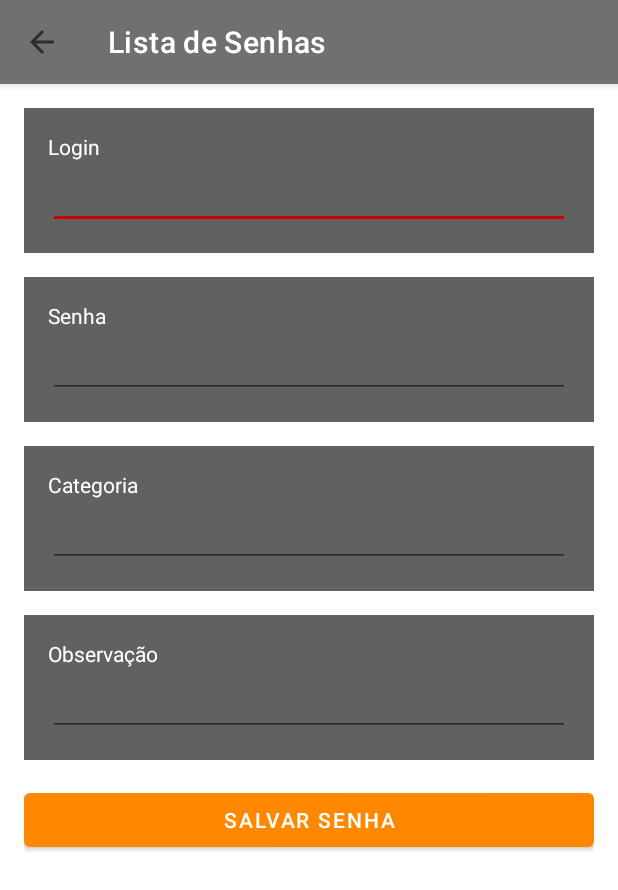
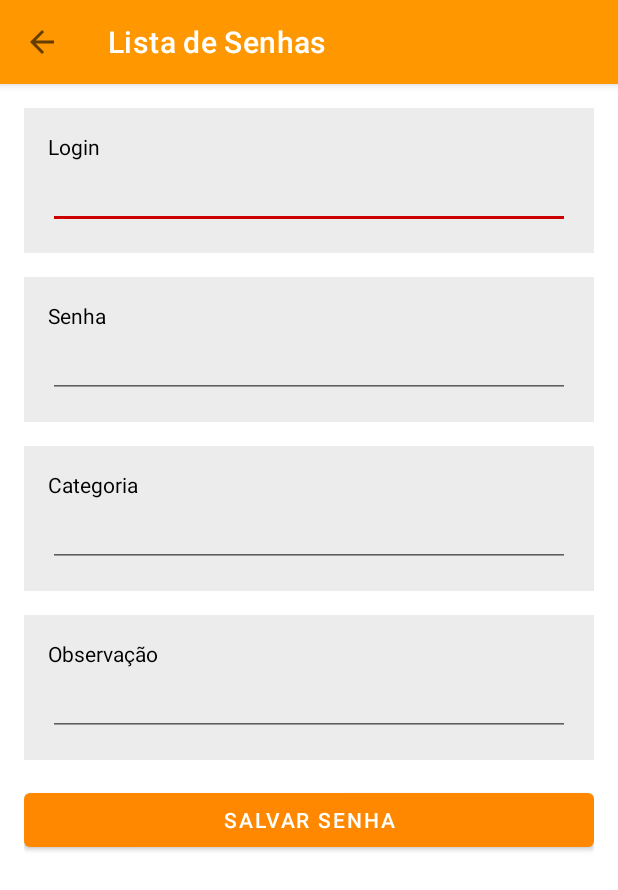
Before and after one commit to dariosalles/dio_kotlin_minhassenhas, an Android app: the SenhaActivity screen opened directly, with no data from a screen before it, on a phone screen of 412 x 824 dp. Shown: the top 890 px of the screen. Run offline under Robolectric (Android 15) with nearby library versions, the phone set to English and light mode, and no system bars.

Commit message:
Listagem Cadastro e Busca de Senha

```diff
--- a/app/build.gradle
+++ b/app/build.gradle
@@ -39,7 +39,9 @@ dependencies {
     implementation 'androidx.core:core-ktx:1.3.2'
     implementation 'androidx.appcompat:appcompat:1.2.0'
     implementation 'com.google.android.material:material:1.3.0'
+    implementation 'androidx.core:core-ktx:1.3.2'
     implementation 'androidx.constraintlayout:constraintlayout:2.0.4'
+    implementation "androidx.recyclerview:recyclerview:1.1.0"
     implementation 'com.google.code.gson:gson:2.8.6'
     testImplementation 'junit:junit:4.+'
     androidTestImplementation 'androidx.test.ext:junit:1.1.2'
--- a/app/src/main/AndroidManifest.xml
+++ b/app/src/main/AndroidManifest.xml
@@ -3,18 +3,18 @@
     package="com.dsxweb.minhassenhas">
 
     <application
+        android:name=".application.SenhasApplication"
         android:allowBackup="true"
         android:icon="@mipmap/ic_launcher"
         android:label="@string/app_name"
         android:roundIcon="@mipmap/ic_launcher_round"
         android:supportsRtl="true"
         android:theme="@style/Theme.MinhasSenhas">
-        <activity android:name=".feature.listadesenhas.CadastroActivity"></activity>
         <activity android:name=".feature.listadesenhas.UserActivity" />
-        <activity android:name=".feature.listadesenhas.SenhasActivity" />
+        <activity android:name=".feature.listadesenhas.SenhasActivity"/>
         <activity android:name=".feature.senha.SenhaActivity"/>
         <activity android:name=".feature.listadesenhas.SenhasDetail" />
-        <activity android:name=".MainActivity">
+        <activity android:name=".feature.listadesenhas.MainActivity">
             <intent-filter>
                 <action android:name="android.intent.action.MAIN" />
 
--- a/app/src/main/java/com/dsxweb/minhassenhas/application/SenhasAplication.kt
+++ b/app/src/main/java/com/dsxweb/minhassenhas/application/SenhasApplication.kt
@@ -3,14 +3,14 @@ package com.dsxweb.minhassenhas.application
 import android.app.Application
 import com.dsxweb.minhassenhas.helpers.HelperDB
 
-class SenhasAplication : Application() {
+class SenhasApplication : Application() {
 
     var helperDB: HelperDB? = null
         private set //bloqueado para set externos, somente get aceito
 
     // SINGLETON
     companion object{
-        lateinit var instance: SenhasAplication
+        lateinit var instance: SenhasApplication
     }
 
     override fun onCreate() {
--- a/app/src/main/java/com/dsxweb/minhassenhas/bases/BaseActivity.kt
+++ b/app/src/main/java/com/dsxweb/minhassenhas/bases/BaseActivity.kt
@@ -2,15 +2,22 @@ package com.dsxweb.minhassenhas.bases
 
 import android.R
 import android.view.MenuItem
+import android.widget.Toast
 import androidx.appcompat.app.AppCompatActivity
 import androidx.appcompat.widget.Toolbar
 
 
 open class BaseActivity : AppCompatActivity(){
-    protected fun setupToolBar(toolBar: Toolbar, title: String, navgationBack: Boolean) {
+
+    protected fun setupToolBar(toolBar: Toolbar, title: String, navigationBack: Boolean) {
         toolBar.title = title
         setSupportActionBar(toolBar)
-        supportActionBar?.setDisplayHomeAsUpEnabled(navgationBack)
+        supportActionBar?.setDisplayHomeAsUpEnabled(navigationBack)
+    }
+
+    // funcao de mensagens TOAST
+    protected fun showToast(message: String){
+        Toast.makeText(this, message, Toast.LENGTH_SHORT).show()
     }
 
     override fun onOptionsItemSelected(item: MenuItem): Boolean {
--- a/app/src/main/java/com/dsxweb/minhassenhas/feature/listadesenhas/model/Password.kt
+++ b/app/src/main/java/com/dsxweb/minhassenhas/feature/listadesenhas/model/Password.kt
@@ -1,8 +1,4 @@
 package com.dsxweb.minhassenhas.feature.listadesenhas.model
-
-import android.os.Parcelable
-import kotlinx.android.parcel.Parcelize
-
 
 data class Password (
         var id: Int = -1,
--- a/app/src/main/res/layout/activity_login.xml
+++ b/app/src/main/res/layout/activity_login.xml
@@ -5,7 +5,7 @@
     android:layout_width="match_parent"
     android:layout_height="match_parent"
     android:background="@drawable/fundo19"
-    tools:context=".MainActivity">
+    tools:context=".feature.listadesenhas.MainActivity">
 
 
     <ImageView
--- a/app/src/main/res/layout/activity_main.xml
+++ b/app/src/main/res/layout/activity_main.xml
@@ -49,7 +49,7 @@
                 android:layout_height="match_parent" />
 
             <com.google.android.material.floatingactionbutton.FloatingActionButton
-                android:id="@+id/fab"
+                android:id="@+id/btnNovo"
                 android:layout_width="wrap_content"
                 android:layout_height="wrap_content"
                 android:layout_gravity="bottom|right"
--- a/app/src/main/res/layout/activity_senha.xml
+++ b/app/src/main/res/layout/activity_senha.xml
@@ -9,99 +9,105 @@
         android:layout_width="match_parent"
         android:layout_height="match_parent"
         android:orientation="vertical">
+
         <androidx.appcompat.widget.Toolbar
             android:id="@+id/toolBar"
-            app:titleTextColor="#FFFFFF"
-            android:background="#707070"
+            android:layout_width="match_parent"
+            android:layout_height="wrap_content"
+            android:background="@color/orange"
             android:elevation="4dp"
-            android:layout_width="match_parent"
-            android:layout_height="wrap_content" />
+            app:titleTextColor="#FFFFFF" />
 
         <LinearLayout
             android:layout_width="match_parent"
             android:layout_height="match_parent"
             android:padding="16dp"
             android:orientation="vertical">
+
             <LinearLayout
                 android:layout_width="match_parent"
                 android:layout_height="wrap_content"
-                android:padding="16dp"
-                android:background="#616161"
-                android:orientation="vertical">
+                android:background="#ECECEC"
+                android:orientation="vertical"
+                android:padding="16dp">
 
                 <TextView
                     android:layout_width="wrap_content"
                     android:layout_height="wrap_content"
                     android:text="Login"
-                    android:textColor="#FFFFFF" />
+                    android:textColor="@color/black" />
 
                 <EditText
                     android:id="@+id/etLogin"
                     android:layout_width="match_parent"
-                    android:layout_height="wrap_content" />
+                    android:layout_height="wrap_content"
+                    android:textColor="@color/black" />
 
             </LinearLayout>
 
             <LinearLayout
                 android:layout_width="match_parent"
                 android:layout_height="wrap_content"
-                android:padding="16dp"
                 android:layout_marginTop="16dp"
-                android:background="#616161"
-                android:orientation="vertical">
+                android:background="#ECECEC"
+                android:orientation="vertical"
+                android:padding="16dp">
 
                 <TextView
                     android:layout_width="wrap_content"
                     android:layout_height="wrap_content"
                     android:text="Senha"
-                    android:textColor="#FFFFFF" />
+                    android:textColor="@color/black" />
 
                 <EditText
                     android:id="@+id/etSenha"
                     android:layout_width="match_parent"
-                    android:layout_height="wrap_content" />
+                    android:layout_height="wrap_content"
+                    android:textColor="@color/black" />
 
             </LinearLayout>
 
             <LinearLayout
                 android:layout_width="match_parent"
                 android:layout_height="wrap_content"
-                android:padding="16dp"
                 android:layout_marginTop="16dp"
-                android:background="#616161"
-                android:orientation="vertical">
+                android:background="#ECECEC"
+                android:orientation="vertical"
+                android:padding="16dp">
 
                 <TextView
                     android:layout_width="wrap_content"
                     android:layout_height="wrap_content"
                     android:text="Categoria"
-                    android:textColor="#FFFFFF" />
+                    android:textColor="@color/black" />
 
                 <EditText
                     android:id="@+id/etCategoria"
                     android:layout_width="match_parent"
-                    android:layout_height="wrap_content" />
+                    android:layout_height="wrap_content"
+                    android:textColor="@color/black" />
 
             </LinearLayout>
 
             <LinearLayout
                 android:layout_width="match_parent"
                 android:layout_height="wrap_content"
-                android:padding="16dp"
                 android:layout_marginTop="16dp"
-                android:background="#616161"
-                android:orientation="vertical">
+                android:background="#ECECEC"
+                android:orientation="vertical"
+                android:padding="16dp">
 
                 <TextView
                     android:layout_width="wrap_content"
                     android:layout_height="wrap_content"
                     android:text="Observação"
-                    android:textColor="#FFFFFF" />
+                    android:textColor="@color/black" />
 
                 <EditText
                     android:id="@+id/etObs"
                     android:layout_width="match_parent"
-                    android:layout_height="wrap_content" />
+                    android:layout_height="wrap_content"
+                    android:textColor="@color/black" />
 
             </LinearLayout>
 
```
Also changed, not shown: app/src/main/java/com/dsxweb/minhassenhas/feature/listadesenhas/CadastroActivity.kt (deleted, +0 -85 lines), app/src/main/java/com/dsxweb/minhassenhas/feature/listadesenhas/MainActivity.kt (renamed from app/src/main/java/com/dsxweb/minhassenhas/MainActivity.kt, +8 -18 lines), app/src/main/java/com/dsxweb/minhassenhas/feature/listadesenhas/SenhasActivity.kt (+12 -73 lines), app/src/main/java/com/dsxweb/minhassenhas/feature/listadesenhas/adapter/SenhaAdapter.kt (+10 -10 lines), app/src/main/java/com/dsxweb/minhassenhas/feature/listadesenhas/model/ContatosVO.kt (deleted, +0 -7 lines), app/src/main/java/com/dsxweb/minhassenhas/feature/senha/SenhaActivity.kt (renamed from app/src/main/java/com/dsxweb/minhassenhas/feature/senha/SenhaActivty.kt, +18 -13 lines), app/src/main/java/com/dsxweb/minhassenhas/helpers/HelperDB.kt (+5 -87 lines), app/src/main/res/layout/activity_cadastro.xml (deleted, +0 -81 lines), app/src/main/res/layout/activity_contato.xml (deleted, +0 -91 lines), app/src/main/res/layout/activity_senhas.xml (+11 -11 lines), app/src/main/res/layout/item_senha.xml (renamed from app/src/main/res/layout/item_contato.xml, +5 -5 lines), app/src/main/res/layout/senhas_item.xml (deleted, +0 -68 lines).
